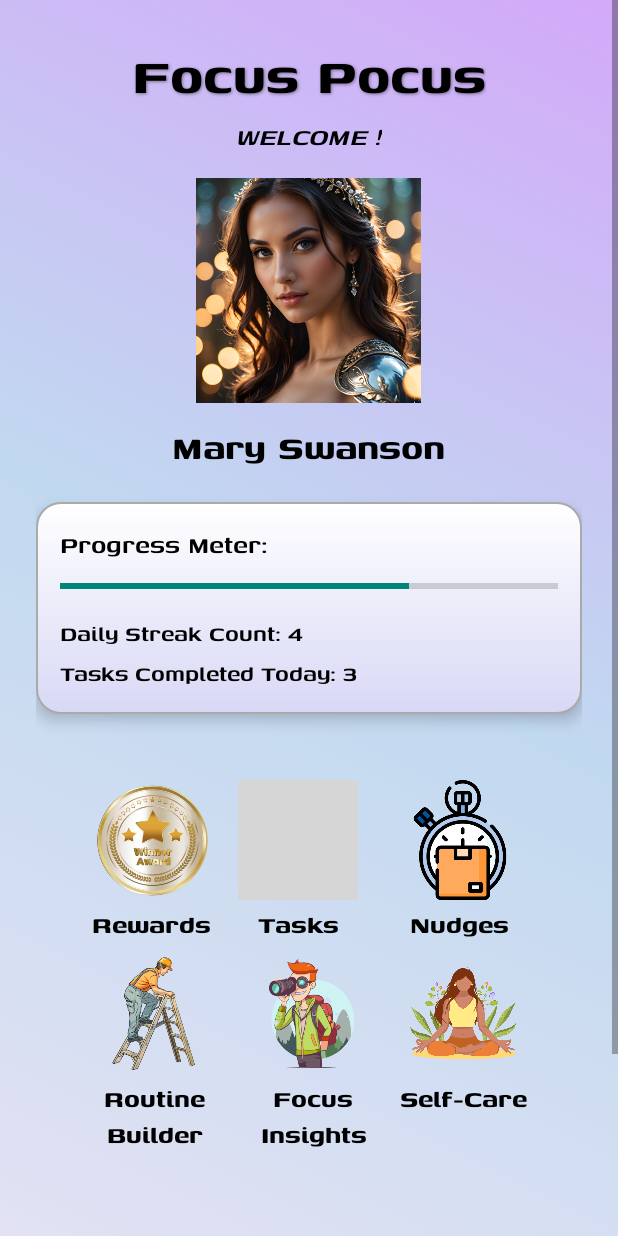
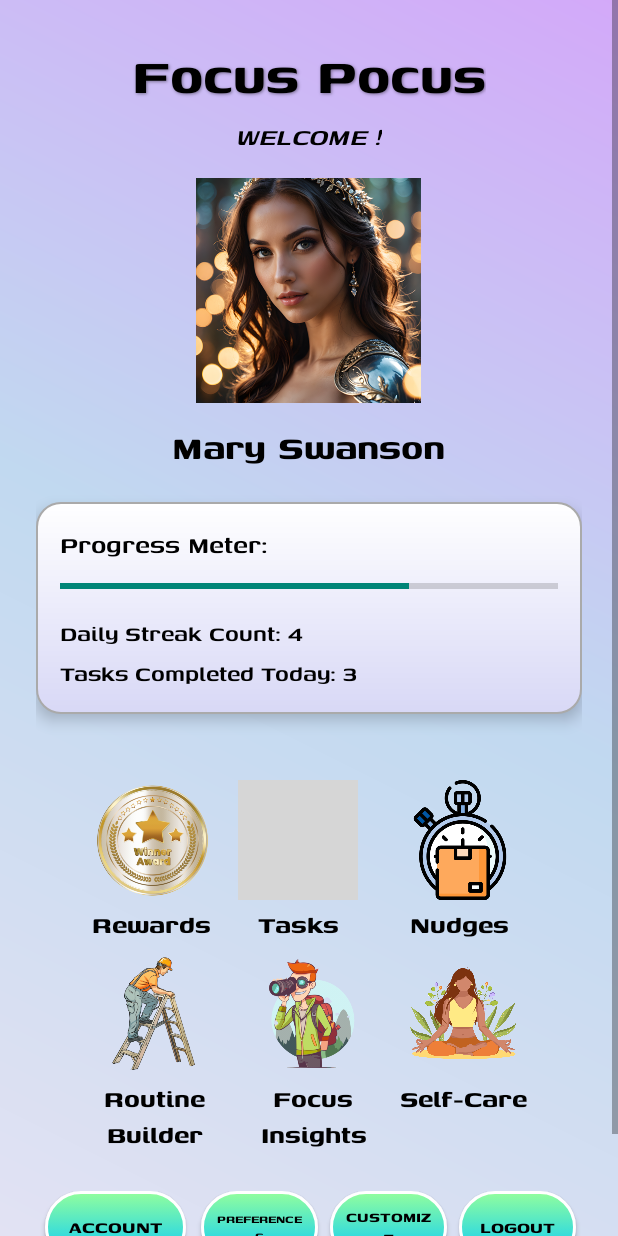
Before and after one commit to didi-codes/FocusPocusApp, an Android app: the DashboardActivity screen opened directly, with no data from a screen before it, on a phone screen of 412 x 824 dp. Run offline under Robolectric (Android 15) with nearby library versions, the phone set to English and light mode, and no system bars; our stand-ins replace Firebase (no records; nobody signed in at launch, a user with empty details on screens opened directly); grey boxes are pictures that could not be loaded.

Commit message:
Adding crucial file details

```diff
--- a/app/src/main/res/layout/activity_dashboard.xml
+++ b/app/src/main/res/layout/activity_dashboard.xml
@@ -285,6 +285,7 @@
             <!-- ACCOUNT BUTTON -->
 
             <Button
+                android:id="@+id/accountButton"
                 android:layout_width="wrap_content"
                 android:layout_height="wrap_content"
                 android:layout_marginHorizontal="6dp"
@@ -293,53 +294,55 @@
                 android:paddingHorizontal="16dp"
                 android:paddingVertical="8dp"
                 android:text="Account"
-                android:id="@+id/accountButton"
                 android:textColor="@color/black"
                 android:textSize="14sp" />
 
             <!-- PREFERENCES BUTTON -->
 
             <Button
-                android:layout_width="wrap_content"
+                android:id="@+id/accountPreferences"
+                android:layout_width="0dp"
                 android:layout_height="wrap_content"
-                android:layout_marginHorizontal="6dp"
+                android:layout_marginHorizontal="4dp"
+                android:layout_weight="1"
                 android:background="@drawable/glow_button"
                 android:fontFamily="@font/genos_bold"
+                android:padding="8dp"
                 android:paddingHorizontal="16dp"
                 android:paddingVertical="8dp"
                 android:text="Preferences"
-                android:id="@+id/accountPreferences"
                 android:textColor="@color/black"
-                android:textSize="13sp" />
+                android:textSize="9sp" />
 
 
             <!-- CUSTOMIZE BUTTON -->
             <Button
-                android:layout_width="wrap_content"
+                android:id="@+id/accountCustomize"
+                android:layout_width="0dp"
                 android:layout_height="wrap_content"
-                android:layout_marginHorizontal="6dp"
+                android:layout_marginHorizontal="4dp"
+                android:layout_weight="1"
                 android:background="@drawable/glow_button"
                 android:fontFamily="@font/genos_bold"
+                android:padding="8dp"
                 android:paddingHorizontal="16dp"
                 android:paddingVertical="8dp"
                 android:text="Customize"
-                android:id="@+id/accountCustomize"
                 android:textColor="@color/black"
-                android:textSize="14sp" />
+                android:textSize="12sp" />
 
-            <!-- LOGOUT BUTTON -->
             <Button
-                android:layout_width="wrap_content"
+                android:id="@+id/accountLogout"
+                android:layout_width="0dp"
                 android:layout_height="wrap_content"
-                android:layout_marginHorizontal="6dp"
+                android:layout_marginHorizontal="4dp"
+                android:layout_weight="1"
                 android:background="@drawable/glow_button"
                 android:fontFamily="@font/genos_bold"
-                android:paddingHorizontal="16dp"
-                android:paddingVertical="8dp"
+                android:padding="8dp"
                 android:text="Logout"
-                android:id="@+id/accountLogout"
                 android:textColor="@color/black"
-                android:textSize="14sp" />
+                android:textSize="13sp" />
         </LinearLayout>
 
     </LinearLayout>
--- a/app/src/main/res/layout/activity_nudges.xml
+++ b/app/src/main/res/layout/activity_nudges.xml
@@ -28,7 +28,7 @@
         android:paddingBottom="12dp"
         android:fontFamily="@font/genos_bold12"/>
 
-<!-- Horizontal Row: Settings & Add Buttons -->
+    <!-- Horizontal Row: Settings & Add Buttons -->
     <LinearLayout
 
         android:layout_width="match_parent"
```
Also changed, not shown: app/src/main/java/com/productivitybandits/focuspocusapp/TasksActivity.kt (renamed from app/src/main/java/com/productivitybandits/focuspocusapp/TaskActivity.kt).
